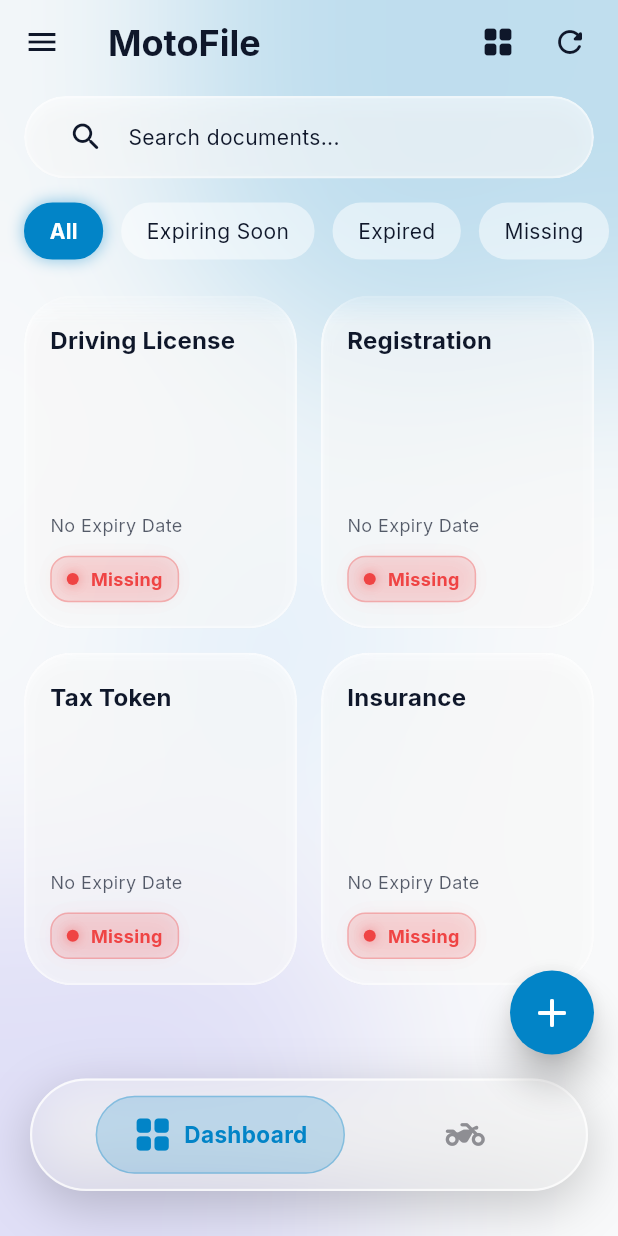
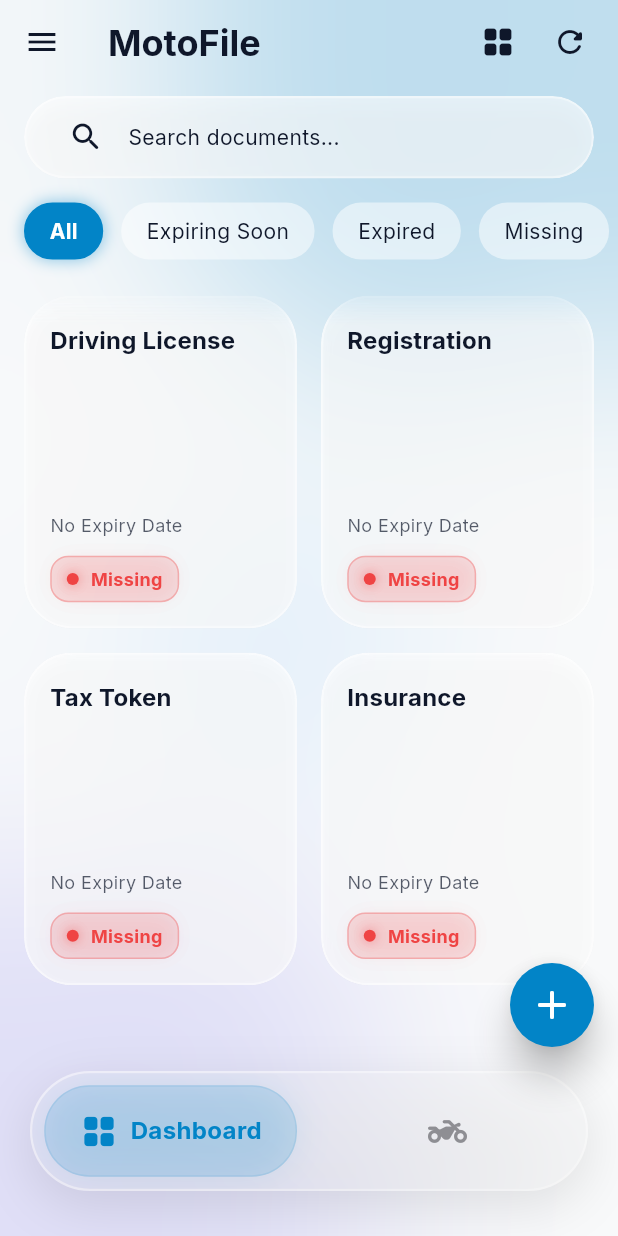
Before and after one commit to Fahimulislamfahim/MotoFile, a Flutter app: the HomeScreen screen opened directly, on a phone screen of 412 x 824 dp. Run offline on Flutter 3.47's test engine with Material 3 defaults, Android fonts, the phone set to English and light mode, and no system bars; drawn by our look-alikes of flutter_animate; our stand-ins replace confetti, file_picker, fl_chart, flutter_local_notifications, google_fonts, image_cropper and 7 more; missing offline and left inert: flutter_pdfview, google_mlkit_text_recognition; accounts and stored records are empty.

```diff
--- a/lib/presentation/screens/home_screen.dart
+++ b/lib/presentation/screens/home_screen.dart
@@ -1,4 +1,5 @@
 import 'dart:ui' as UI;
+import 'package:flutter/services.dart';
 import 'package:flutter/material.dart';
 import 'package:provider/provider.dart';
 import 'package:flutter_animate/flutter_animate.dart';
@@ -567,19 +568,20 @@ class _HomeScreenState extends State<HomeScreen> {
 
   Widget _buildGlassBottomNav() {
     final isDark = Theme.of(context).brightness == Brightness.dark;
+
     return Container(
       margin: const EdgeInsets.fromLTRB(20, 0, 20, 30),
-      height: 75,
+      height: 80,
       decoration: BoxDecoration(
-        color: isDark ? const Color(0xFF1E1E2C).withOpacity(0.6) : Colors.white.withOpacity(0.7),
+        color: isDark ? const Color(0xFF1E1E2C).withOpacity(0.4) : Colors.white.withOpacity(0.4),
         borderRadius: BorderRadius.circular(40),
         border: Border.all(
-          color: isDark ? Colors.white.withOpacity(0.1) : Colors.white.withOpacity(0.5),
+          color: isDark ? Colors.white.withOpacity(0.05) : Colors.white.withOpacity(0.2),
           width: 1.5,
         ),
         boxShadow: [
           BoxShadow(
-            color: Colors.black.withOpacity(0.2),
+            color: Colors.black.withOpacity(0.1),
             blurRadius: 30,
             spreadRadius: 0,
             offset: const Offset(0, 10),
@@ -589,13 +591,50 @@ class _HomeScreenState extends State<HomeScreen> {
       child: ClipRRect(
         borderRadius: BorderRadius.circular(40),
         child: BackdropFilter(
-          filter: UI.ImageFilter.blur(sigmaX: 20, sigmaY: 20),
-          child: Row(
-            mainAxisAlignment: MainAxisAlignment.spaceEvenly,
+          filter: UI.ImageFilter.blur(sigmaX: 30, sigmaY: 30),
+          child: LayoutBuilder(
+            builder: (context, constraints) {
+              return Stack(
                 children: [
-              _buildNavIcon(Icons.grid_view_rounded, 'Dashboard', 0),
-              _buildNavIcon(Icons.two_wheeler_rounded, 'Garage', 1),
+                   // Liquid Sliding Pill
+                  AnimatedAlign(
+                    alignment: _currentIndex == 0 ? Alignment.centerLeft : Alignment.centerRight,
+                    duration: const Duration(milliseconds: 500),
+                    curve: Curves.easeOutBack,
+                    child: Container(
+                      width: constraints.maxWidth / 2,
+                      height: double.infinity,
+                      padding: const EdgeInsets.all(8), // Padding creates the 'floating' look
+                      child: Container(
+                        decoration: BoxDecoration(
+                          color: AppColors.primaryLight.withOpacity(0.15),
+                          borderRadius: BorderRadius.circular(30),
+                          boxShadow: [
+                            BoxShadow(
+                              color: AppColors.primaryLight.withOpacity(0.1),
+                              blurRadius: 20,
+                              spreadRadius: 0,
+                            )
                           ],
+                          border: Border.all(
+                            color: AppColors.primaryLight.withOpacity(0.1),
+                            width: 1,
+                          )
+                        ),
+                      ),
+                    ),
+                  ),
+
+                  // Icons Row
+                  Row(
+                    children: [
+                      Expanded(child: _buildNavIcon(Icons.grid_view_rounded, 'Dashboard', 0)),
+                      Expanded(child: _buildNavIcon(Icons.two_wheeler_rounded, 'Garage', 1)),
+                    ],
+                  ),
+                ],
+              );
+            }
           ),
         ),
       ),
@@ -605,41 +644,47 @@ class _HomeScreenState extends State<HomeScreen> {
   Widget _buildNavIcon(IconData icon, String label, int index) {
     final isSelected = _currentIndex == index;
     return GestureDetector(
-      onTap: () => setState(() => _currentIndex = index),
-      child: AnimatedContainer(
-        duration: const Duration(milliseconds: 400),
-        curve: Curves.easeOutBack,
-        padding: const EdgeInsets.symmetric(horizontal: 24, vertical: 12),
-        decoration: BoxDecoration(
-          color: isSelected ? AppColors.primaryLight.withOpacity(0.2) : Colors.transparent,
-          borderRadius: BorderRadius.circular(30),
-          border: isSelected ? Border.all(color: AppColors.primaryLight.withOpacity(0.3), width: 1) : Border.all(color: Colors.transparent),
-        ),
-        child: Row(
+      onTap: () {
+        if (_currentIndex != index) {
+          setState(() => _currentIndex = index);
+          HapticFeedback.lightImpact();
+        }
+      },
+      behavior: HitTestBehavior.opaque,
+      child: SizedBox(
+        height: 80,
+        child: Center(
+          child: AnimatedSwitcher(
+            duration: const Duration(milliseconds: 300),
+            transitionBuilder: (child, anim) => ScaleTransition(scale: anim, child: FadeTransition(opacity: anim, child: child)),
+            child: isSelected
+              ? Row(
                   mainAxisSize: MainAxisSize.min,
+                  key: ValueKey('selected_$index'),
                   children: [
-            AnimatedScale(
-              scale: isSelected ? 1.1 : 1.0,
-              duration: const Duration(milliseconds: 300),
-              curve: Curves.easeOutBack,
-              child: Icon(
-                icon,
-                color: isSelected ? AppColors.primaryLight : const Color(0xFF8E8E93), // iOS grey
-                size: 26,
-              ),
-            ),
-            if (isSelected) ...[
+                    Icon(icon, color: AppColors.primaryLight, size: 26),
                     const SizedBox(width: 8),
-              Text(
+                    Flexible( // Use Flexible to prevent overflow if text is long
+                      child: Text(
                         label,
+                        maxLines: 1,
+                        overflow: TextOverflow.ellipsis,
                         style: const TextStyle(
                           color: AppColors.primaryLight,
                           fontWeight: FontWeight.bold,
-                  fontSize: 15,
+                          fontSize: 16,
                         ),
-              ).animate().fadeIn(duration: 300.ms).slideX(begin: -0.2, end: 0),
-            ]
+                      ),
+                    ),
                   ],
+                )
+              : Icon(
+                  icon,
+                  key: ValueKey('unselected_$index'),
+                  color: const Color(0xFF8E8E93),
+                  size: 26
+                ),
+          ),
         ),
       ),
     );
```
Lines whose indentation alone changed are shown as unchanged.
